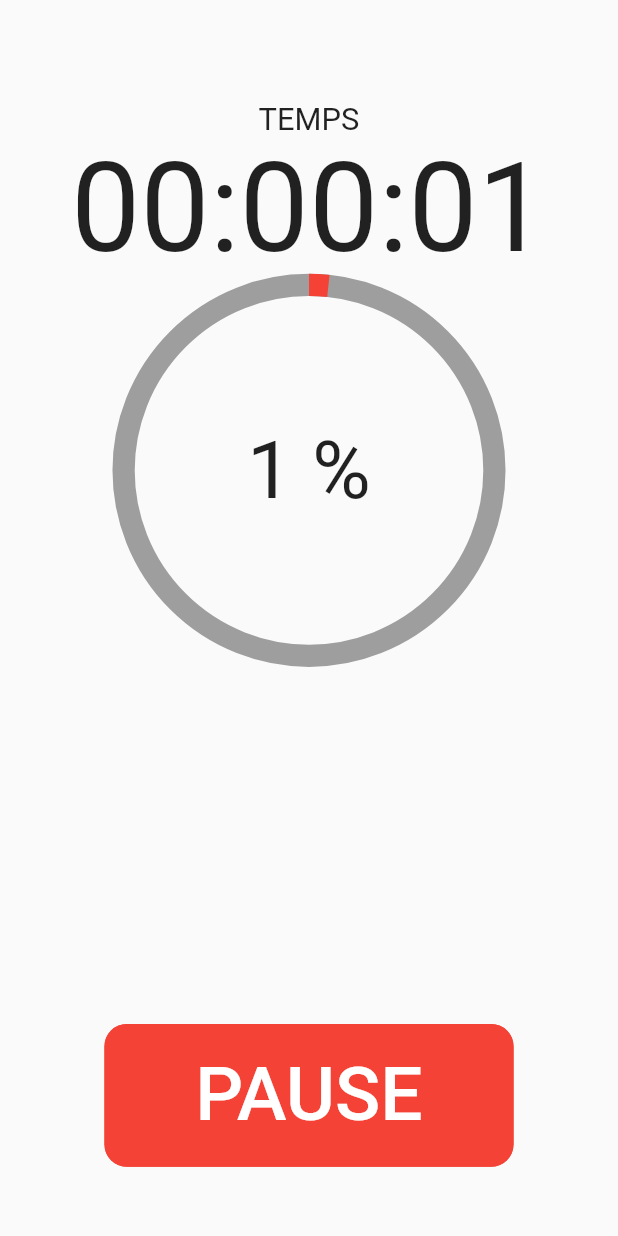
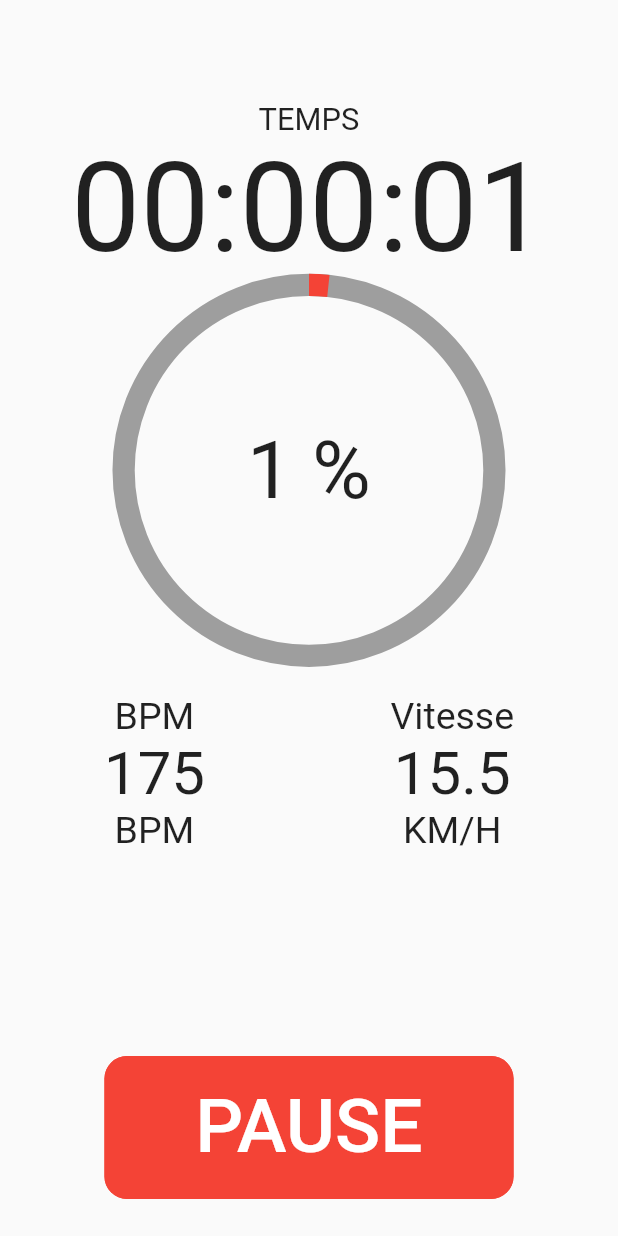
Before and after one commit to Bryan-Curt/BeMoovApp, a Flutter app: the InitSimpleMonitoring screen opened by its route, on a phone screen of 412 x 824 dp. Run offline on Flutter 3.47's test engine with Material 2 defaults, Android fonts, the phone set to English and light mode, and no system bars; our stand-ins replace get_it; missing offline and left inert: responsive_screen.

Commit message:
responsive écran simple

```diff
--- a/000-initial/lib/ui/views/simple_view.dart
+++ b/000-initial/lib/ui/views/simple_view.dart
@@ -18,6 +18,16 @@ class SimpleMonitoring extends State<InitSimpleMonitoring> {
   String hoursStr = '00';
   String minutesStr = '00';
   String secondsStr = '00';
+
+  String leftDataLabel = "BPM";
+  String leftDataValue = "175";
+  String leftDataUnit = "BPM";
+  String leftDataImg = "pulse.png";
+
+  String rightDataLabel = "Vitesse";
+  String rightDataValue = "15.5";
+  String rightDataUnit = "KM/H";
+  String rightDataImg = "pulse.png";
 
   Stream<int> stopWatchStream() {
     StreamController<int> streamController;
@@ -126,9 +136,40 @@ class SimpleMonitoring extends State<InitSimpleMonitoring> {
       ),
     );
 
+    Widget leftData = Container(
+        padding: EdgeInsets.only(right: screenWidth * 0.3),
+        child: Column(
+          //mainAxisAlignment: MainAxisAlignment.center,
+          children: [
+            Text(leftDataLabel, style: TextStyle(fontSize: 25)),
+            Text(leftDataValue, style: TextStyle(fontSize: 40)),
+            Text(leftDataUnit, style: TextStyle(fontSize: 25)),
+          ],
+        ));
+
+    Widget rightData = Container(
+        //padding: EdgeInsets.only(left: 20),
+        child: Column(
+      // mainAxisAlignment: MainAxisAlignment.center,
+      children: [
+        Text(rightDataLabel, style: TextStyle(fontSize: 25)),
+        Text(rightDataValue, style: TextStyle(fontSize: 40)),
+        Text(rightDataUnit, style: TextStyle(fontSize: 25)),
+      ],
+    ));
+
+    Widget secondaryData = Container(
+        padding: EdgeInsets.only(top: screenHeight * 0.03),
+        child: Column(mainAxisAlignment: MainAxisAlignment.center, children: [
+          Row(
+            mainAxisAlignment: MainAxisAlignment.center,
+            children: [leftData, rightData],
+          )
+        ]));
+
     Widget pausebutton = Container(
       padding: EdgeInsets.symmetric(
-          horizontal: screenWidth * 0.169, vertical: screenHeight * 0.056),
+          horizontal: screenWidth * 0.169, vertical: screenHeight * 0.030),
       child: FlatButton(
         color: Colors.red,
         onPressed: () async {},
@@ -150,7 +191,11 @@ class SimpleMonitoring extends State<InitSimpleMonitoring> {
         body: ListView(
           padding: EdgeInsets.symmetric(vertical: screenHeight * 0.022),
           physics: const NeverScrollableScrollPhysics(),
-          children: [stopwatchsection, circularprogressbarsection],
+          children: [
+            stopwatchsection,
+            circularprogressbarsection,
+            secondaryData
+          ],
         ),
         bottomNavigationBar: pausebutton,
       ),
```
